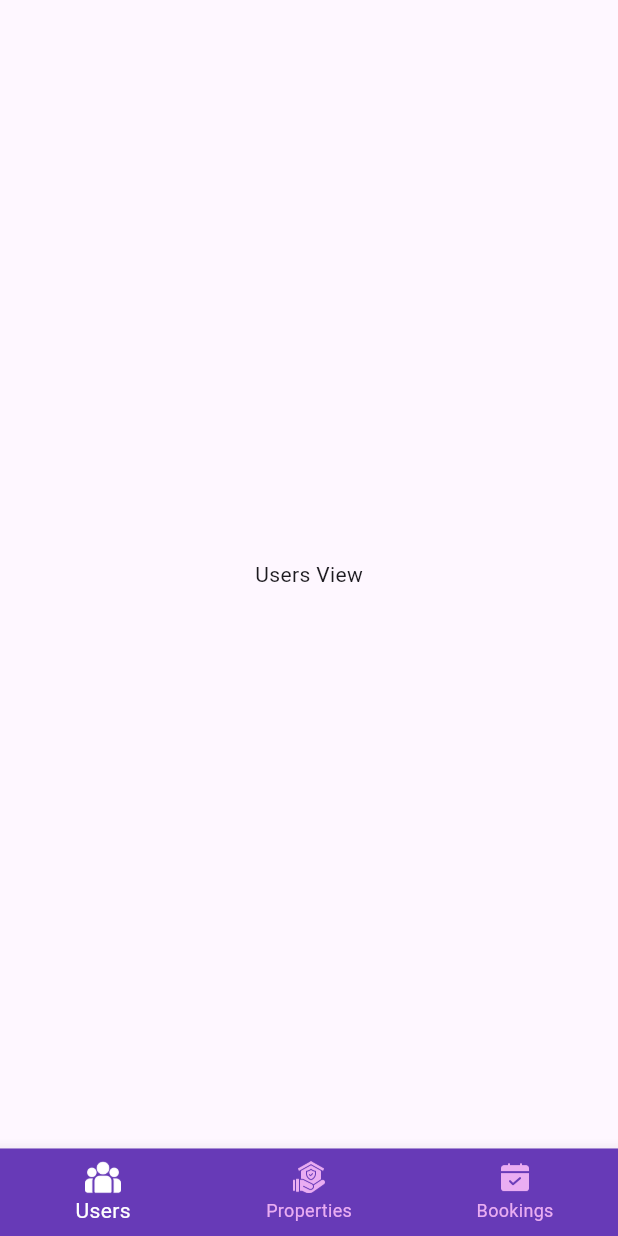
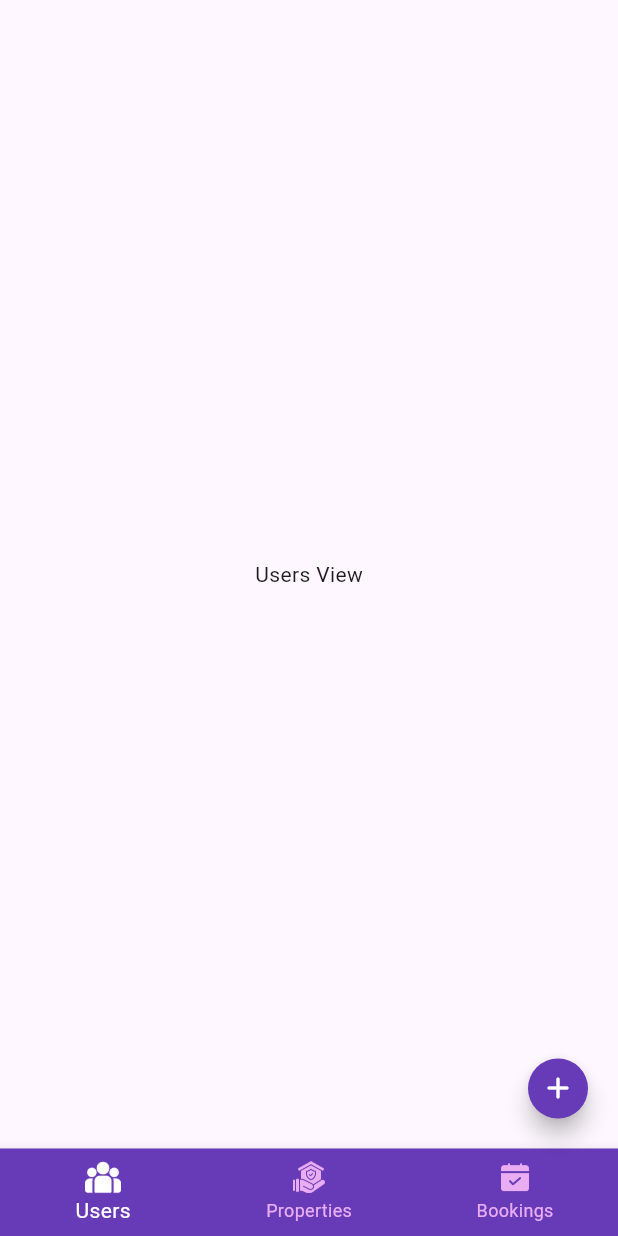
Before and after one commit to MohamedMohamedSaleh/Catalyst-Task, a Flutter app: the screen it shows after launch, on a phone screen of 412 x 824 dp. Run offline on Flutter 3.47's test engine with Material 3 defaults, Android fonts, the light colour scheme and no system bars; our stand-ins replace cached_network_image, dio, flutter_bloc, flutter_screenutil, flutter_svg, image_picker and 1 more.

Commit message:
- Add Home Cubit and move logic to it. - Add some Edit on project.

```diff
--- a/lib/core/api/end_ponits.dart
+++ b/lib/core/api/end_ponits.dart
@@ -1,9 +1,9 @@
-class EndPoint {
+class EndPoints {
   static const String baseUrl = "https://test.catalystegy.com/api/";
   static const String users = "users";
   static const String properties = "properties";
   static const String bookings = "bookings";
-  static  String getUserDataEndPoint(int id) {
+  static String getUserDataEndPoint(int id) {
     return "$users/$id";
   }
 
--- a/lib/core/constants/my_colors.dart
+++ b/lib/core/constants/my_colors.dart
@@ -1,9 +1,9 @@
 
-import 'package:flutter/widgets.dart';
+import 'package:flutter/material.dart';
 
 class MyColors {
  const MyColors._();
-  static const Color primaryColor = Color(0xff5e17eb);
+  static const Color primaryColor = Colors.deepPurple;
   static const Color secondaryColor = Color(0xffc10ed7);
   static const Color whiteColor = Color(0xffffffff);
   static const Color blackColor = Color(0xff111111);
--- a/lib/features/home/logic/cubit/home_cubit.dart
+++ b/lib/features/home/logic/cubit/home_cubit.dart
@@ -1,4 +1,3 @@
-
 import 'package:flutter/widgets.dart';
 import 'package:flutter_bloc/flutter_bloc.dart';
 
@@ -9,9 +8,10 @@ import '../../../users/presentation/views/users_view.dart';
 import '../../models/page_model.dart';
 part 'home_state.dart';
 
-class HomeCubit extends Cubit<HomeState> {
+class HomeCubit extends Cubit<HomeStates> {
   HomeCubit() : super(HomeInitial());
   int currentPage = 0;
+  PageController pageController = PageController(initialPage: 0);
 
   List<PageModel> pagesList = [
     PageModel(
@@ -31,8 +31,8 @@ List<PageModel> pagesList = [
     ),
   ];
 
-
-
-
-
+  void setCurrentIndex({required int newIndex}) {
+    currentPage = newIndex;
+    emit(HomeChangeIndex());
   }
+}
--- a/lib/features/home/logic/cubit/home_state.dart
+++ b/lib/features/home/logic/cubit/home_state.dart
@@ -1,6 +1,8 @@
 part of 'home_cubit.dart';
 
 @immutable
-sealed class HomeState {}
+sealed class HomeStates {}
 
-final class HomeInitial extends HomeState {}
+final class HomeInitial extends HomeStates {}
+
+final class HomeChangeIndex extends HomeStates {}
--- a/lib/features/home/presentation/views/home_view.dart
+++ b/lib/features/home/presentation/views/home_view.dart
@@ -1,96 +1,47 @@
-import 'package:catalyst_task/core/constants/app_images.dart';
-import 'package:catalyst_task/core/constants/my_colors.dart';
-import 'package:catalyst_task/core/widgets/app_image.dart';
-import 'package:catalyst_task/features/bookings/presentation/views/bookings_view.dart';
-import 'package:catalyst_task/features/properties/presentation/views/properties_view.dart';
-import 'package:catalyst_task/features/users/presentation/views/users_view.dart';
 import 'package:flutter/material.dart';
+import 'package:flutter_bloc/flutter_bloc.dart';
+import 'package:kiwi/kiwi.dart';
 
-import '../../models/page_model.dart';
+import '../../logic/cubit/home_cubit.dart';
+import '../widgets/my_buttom_navigation_bar.dart';
+import '../widgets/my_floating_action_button.dart';
 
 class Homeview extends StatefulWidget {
-  const Homeview({super.key, this.currentIndex = 0});
-  final int currentIndex;
+  const Homeview({
+    super.key,
+  });
 
   @override
   State<Homeview> createState() => _HomeviewState();
 }
 
 class _HomeviewState extends State<Homeview> {
-  late int currentPage;
-  late List<PageModel> pagesList;
+  // final cubit = KiwiContainer().resolve<UsersCubit>()..showUsers();
+  final homeCubit = KiwiContainer().resolve<HomeCubit>();
 
   @override
   void initState() {
     super.initState();
-    currentPage = widget.currentIndex;
-    pagesList = [
-      PageModel(
-        title: "Users",
-        icon: Assets.imagesUsers,
-        page: const UsersView(),
-      ),
-      PageModel(
-        title: "Properties",
-        icon: Assets.imagesProperties,
-        page: const PropertiesView(),
-      ),
-      PageModel(
-        title: "Bookings",
-        icon: Assets.imagesBookings,
-        page: const BookingsView(),
-      ),
-    ];
   }
-PageController chatProvider = PageController(initialPage: 0);
+
   @override
   Widget build(BuildContext context) {
-    return Scaffold(
-      body: PageView(
-          controller: chatProvider,
-          onPageChanged: (index) {
-            // chatProvider.setCurrentIndex(newIndex: index);
-            setState(() {
-              currentPage = index;
-            });
-          },
-          children: pagesList.map((pageModel) => pageModel.page).toList(),
-        ),
-      bottomNavigationBar: BottomNavigationBar(
-        selectedItemColor: MyColors.whiteColor,
-        unselectedItemColor: const Color.fromARGB(255, 234, 173, 242),
-        backgroundColor: Colors.deepPurple,
-        selectedLabelStyle: TextStyle(
-            fontSize: 14,
-            color: currentPage == 0
-                ? MyColors.whiteColor
-                : const Color.fromARGB(255, 223, 22, 22)),
-        unselectedLabelStyle: const TextStyle(fontSize: 12, color: Colors.grey),
-        type: BottomNavigationBarType.fixed,
-        currentIndex: currentPage,
-        onTap: (index) {
-          setState(() {
-            currentPage = index;
-            chatProvider.jumpToPage(index);
-          });
-        },
-        selectedFontSize: currentPage == 0 ? 14 : 12,
-        items: [
-          ...List.generate(
-            pagesList.length,
-            (index) => BottomNavigationBarItem(
-              icon: AppImage(
-                pagesList[index].icon,
-                height: currentPage == index ? 24 : 21,
-                color: currentPage == index
-                    ? MyColors.whiteColor
-                    : const Color.fromARGB(255, 234, 173, 242),
-              ),
-              label: pagesList[index].title,
-            ),
+    return BlocBuilder(
+      bloc: homeCubit,
+      builder: (context, state) {
+        return Scaffold(
+          body: PageView(
+            controller: homeCubit.pageController,
+            onPageChanged: (index) {
+              homeCubit.setCurrentIndex(newIndex: index);
+            },
+            children:
+                homeCubit.pagesList.map((pageModel) => pageModel.page).toList(),
           ),
-        ],
-      ),
+          bottomNavigationBar: MyButtomNavigationBar(homeCubit: homeCubit),
+          floatingActionButton: MyFloatingActionButton(homeCubit: homeCubit ,),
+        );
+      },
     );
   }
 }
--- /dev/null
+++ b/lib/features/home/presentation/widgets/my_buttom_navigation_bar.dart
@@ -0,0 +1,54 @@
+
+import 'package:flutter/material.dart';
+
+import '../../../../core/constants/my_colors.dart';
+import '../../../../core/widgets/app_image.dart';
+import '../../logic/cubit/home_cubit.dart';
+
+class MyButtomNavigationBar extends StatelessWidget {
+  const MyButtomNavigationBar({
+    super.key,
+    required this.homeCubit,
+  });
+
+  final HomeCubit homeCubit;
+
+  @override
+  Widget build(BuildContext context) {
+    return BottomNavigationBar(
+      selectedItemColor: MyColors.whiteColor,
+      unselectedItemColor: const Color.fromARGB(255, 234, 173, 242),
+      backgroundColor: Colors.deepPurple,
+      selectedLabelStyle: TextStyle(
+        fontSize: 14,
+        color: homeCubit.currentPage == 0
+            ? MyColors.whiteColor
+            : const Color.fromARGB(255, 223, 22, 22),
+      ),
+      unselectedLabelStyle:
+          const TextStyle(fontSize: 12, color: Colors.grey),
+      type: BottomNavigationBarType.fixed,
+      currentIndex: homeCubit.currentPage,
+      onTap: (index) {
+          homeCubit.setCurrentIndex(newIndex: index);
+          homeCubit.pageController.jumpToPage(homeCubit.currentPage);
+      },
+      selectedFontSize: homeCubit.currentPage == 0 ? 14 : 12,
+      items: [
+        ...List.generate(
+          homeCubit.pagesList.length,
+          (index) => BottomNavigationBarItem(
+            icon: AppImage(
+              homeCubit.pagesList[index].icon,
+              height: homeCubit.currentPage == index ? 24 : 21,
+              color: homeCubit.currentPage == index
+                  ? MyColors.whiteColor
+                  : const Color.fromARGB(255, 234, 173, 242),
+            ),
+            label: homeCubit.pagesList[index].title,
+          ),
+        ),
+      ],
+    );
+  }
+}
--- /dev/null
+++ b/lib/features/home/presentation/widgets/my_floating_action_button.dart
@@ -0,0 +1,35 @@
+import 'package:catalyst_task/features/home/logic/cubit/home_cubit.dart';
+import 'package:flutter/material.dart';
+
+import '../../../../core/constants/my_colors.dart';
+
+class MyFloatingActionButton extends StatelessWidget {
+  const MyFloatingActionButton({
+    super.key, required this.homeCubit,
+  });
+  final HomeCubit homeCubit;
+
+  @override
+  Widget build(BuildContext context) {
+    return FloatingActionButton.small(
+      backgroundColor: MyColors.primaryColor,
+      shape: RoundedRectangleBorder(
+        borderRadius: BorderRadius.circular(100),
+      ),
+      onPressed: () {
+        switch (homeCubit.currentPage) {
+          case 0:
+          print("Add new user");
+            break;
+          case 1:
+          print("Add new property");
+            break;
+          case 2:
+          print("Add new booking");
+            break;
+        }
+      },
+      child: const Icon(Icons.add_rounded, color: MyColors.whiteColor),
+    );
+  }
+}
--- /dev/null
+++ b/lib/features/users/logic/cubit/users_state.dart
@@ -0,0 +1,17 @@
+part of 'users_cubit.dart';
+
+@immutable
+sealed class UsersState {}
+
+final class UsersInitial extends UsersState {}
+
+//? this is to show Users States
+final class ShowUsersLoading extends UsersState {}
+
+final class ShowUsersSuccess extends UsersState {
+  final List<UserModel> list;
+
+  ShowUsersSuccess({required this.list});
+}
+
+final class ShowUsersError extends UsersState {}
--- /dev/null
+++ b/lib/features/users/models/user_model.dart
@@ -0,0 +1,115 @@
+// ignore_for_file: public_member_api_docs, sort_constructors_first
+import 'dart:convert';
+
+class UserModel {
+  late final int id;
+  late final String name;
+  late final String email;
+  late final String phone;
+  late final String role;
+  late final String profileImage;
+  late final String introVideo;
+  late final String createdAt;
+  late final String updatedAt;
+  UserModel({
+    required this.id,
+    required this.name,
+    required this.email,
+    required this.phone,
+    required this.role,
+    required this.profileImage,
+    required this.introVideo,
+    required this.createdAt,
+    required this.updatedAt,
+  });
+
+  UserModel copyWith({
+    int? id,
+    String? name,
+    String? email,
+    String? phone,
+    String? role,
+    String? profileImage,
+    String? introVideo,
+    String? createdAt,
+    String? updatedAt,
+  }) {
+    return UserModel(
+      id: id ?? this.id,
+      name: name ?? this.name,
+      email: email ?? this.email,
+      phone: phone ?? this.phone,
+      role: role ?? this.role,
+      profileImage: profileImage ?? this.profileImage,
+      introVideo: introVideo ?? this.introVideo,
+      createdAt: createdAt ?? this.createdAt,
+      updatedAt: updatedAt ?? this.updatedAt,
+    );
+  }
+
+  Map<String, dynamic> toMap() {
+    return <String, dynamic>{
+      'id': id,
+      'name': name,
+      'email': email,
+      'phone': phone,
+      'role': role,
+      'profileImage': profileImage,
+      'introVideo': introVideo,
+      'createdAt': createdAt,
+      'updatedAt': updatedAt,
+    };
+  }
+
+  factory UserModel.fromMap(Map<String, dynamic> map) {
+    return UserModel(
+      id: map['id'],
+      name: map['name'] ?? '',
+      email: map['email'] ??'',
+      phone: map['phone']??'' ,
+      role: map['role']??'' ,
+      profileImage: map['profile_image']??"",
+      introVideo: map['intro_video']??"",
+      createdAt: map['created_at']??"",
+      updatedAt: map['updated_at']??"",
+    );
+  }
+
+  String toJson() => json.encode(toMap());
+
+  factory UserModel.fromJson(String source) => UserModel.fromMap(json.decode(source) as Map<String, dynamic>);
+
+  @override
+  String toString() {
+    return 'UserModel(id: $id, name: $name, email: $email, phone: $phone, role: $role, profileImage: $profileImage, introVideo: $introVideo, createdAt: $createdAt, updatedAt: $updatedAt)';
+  }
+
+  @override
+  bool operator ==(covariant UserModel other) {
+    if (identical(this, other)) return true;
+
+    return
+      other.id == id &&
+      other.name == name &&
+      other.email == email &&
+      other.phone == phone &&
+      other.role == role &&
+      other.profileImage == profileImage &&
+      other.introVideo == introVideo &&
+      other.createdAt == createdAt &&
+      other.updatedAt == updatedAt;
+  }
+
+  @override
+  int get hashCode {
+    return id.hashCode ^
+      name.hashCode ^
+      email.hashCode ^
+      phone.hashCode ^
+      role.hashCode ^
+      profileImage.hashCode ^
+      introVideo.hashCode ^
+      createdAt.hashCode ^
+      updatedAt.hashCode;
+  }
+}
--- a/lib/main.dart
+++ b/lib/main.dart
@@ -1,3 +1,5 @@
+import 'package:catalyst_task/core/constants/my_colors.dart';
+import 'package:catalyst_task/core/service_locator/kiwi.dart';
 import 'package:flutter/material.dart';
 import 'package:flutter_screenutil/flutter_screenutil.dart';
 
@@ -5,6 +7,7 @@ import 'core/helpers/functions.dart';
 import 'features/home/presentation/views/home_view.dart';
 
 void main() {
+  initKiwi();
   runApp(const MyApp());
 }
 
@@ -20,7 +23,7 @@ class MyApp extends StatelessWidget {
         navigatorKey: navigatorKey,
         title: 'Catalyst Task',
         theme: ThemeData(
-          colorScheme: ColorScheme.fromSeed(seedColor: Colors.deepPurple),
+          colorScheme: ColorScheme.fromSeed(seedColor: MyColors.primaryColor),
           useMaterial3: true,
         ),
         home: child,
--- a/pubspec.yaml
+++ b/pubspec.yaml
@@ -39,6 +39,7 @@ dependencies:
   flutter_screenutil: ^5.9.3
   flutter_svg: ^2.0.10+1
   image_picker: ^1.1.2
+  kiwi: ^5.0.1
 
 dev_dependencies:
   flutter_lints: ^3.0.0
```
Also changed, not shown: lib/core/api/dio_service.dart (+28 -17 lines), lib/core/service_locator/kiwi.dart (added, +23 -0 lines), lib/features/users/logic/cubit/users_cubit.dart (added, +28 -0 lines), pubspec.lock, 2 other files. Lines whose indentation alone changed are shown as unchanged.
